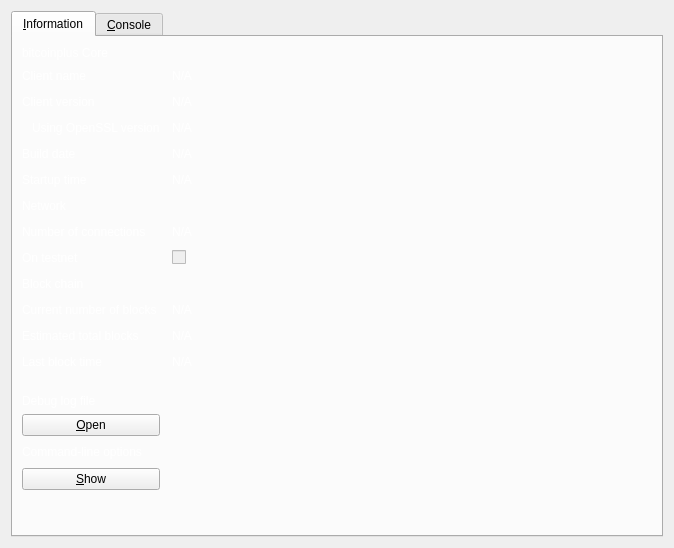
Old version of the form src/qt/forms/rpcconsole.ui in the repository stubma/xbcwalletsource.
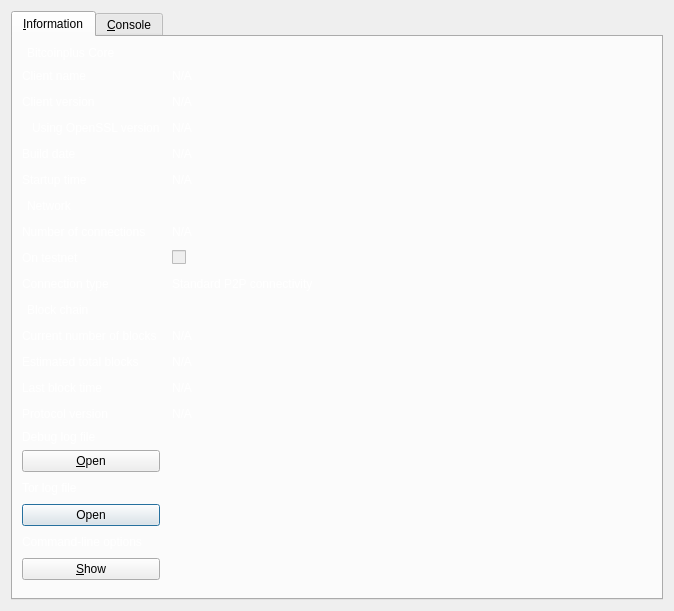
New version of the form. Icons and pictures are not drawn.

Commit message: RPC console UI

```diff
--- a/src/qt/forms/rpcconsole.ui
+++ b/src/qt/forms/rpcconsole.ui
@@ -7,7 +7,7 @@
     <x>0</x>
     <y>0</y>
     <width>674</width>
-    <height>548</height>
+    <height>611</height>
    </rect>
   </property>
   <property name="windowTitle">
@@ -34,14 +34,27 @@
        <property name="horizontalSpacing">
         <number>12</number>
        </property>
-       <item row="12" column="0">
+       <item row="14" column="2">
+        <spacer name="horizontalSpacer_18">
+         <property name="orientation">
+          <enum>Qt::Horizontal</enum>
+         </property>
+         <property name="sizeHint" stdset="0">
+          <size>
+           <width>40</width>
+           <height>20</height>
+          </size>
+         </property>
+        </spacer>
+       </item>
+       <item row="13" column="0">
         <widget class="QLabel" name="label_2">
          <property name="text">
           <string>Last block time</string>
          </property>
         </widget>
        </item>
-       <item row="9" column="0">
+       <item row="10" column="0">
         <widget class="QLabel" name="label_10">
          <property name="font">
           <font>
@@ -52,6 +65,16 @@
          <property name="text">
           <string>Block chain</string>
          </property>
+         <property name="indent">
+          <number>5</number>
+         </property>
+        </widget>
+       </item>
+       <item row="19" column="0">
+        <widget class="QPushButton" name="openTorLogfileButton">
+         <property name="text">
+          <string>Open</string>
+         </property>
         </widget>
        </item>
        <item row="8" column="1">
@@ -64,7 +87,7 @@
          </property>
         </widget>
        </item>
-       <item row="11" column="1">
+       <item row="12" column="1">
         <widget class="QLabel" name="totalBlocks">
          <property name="cursor">
           <cursorShape>IBeamCursor</cursorShape>
@@ -80,13 +103,42 @@
          </property>
         </widget>
        </item>
-       <item row="10" column="0">
+       <item row="11" column="0">
         <widget class="QLabel" name="label_3">
          <property name="text">
           <string>Current number of blocks</string>
          </property>
         </widget>
        </item>
+       <item row="2" column="2">
+        <spacer name="horizontalSpacer_3">
+         <property name="orientation">
+          <enum>Qt::Horizontal</enum>
+         </property>
+         <property name="sizeHint" stdset="0">
+          <size>
+           <width>40</width>
+           <height>20</height>
+          </size>
+         </property>
+        </spacer>
+       </item>
+       <item row="11" column="1">
+        <widget class="QLabel" name="numberOfBlocks">
+         <property name="cursor">
+          <cursorShape>IBeamCursor</cursorShape>
+         </property>
+         <property name="text">
+          <string>N/A</string>
+         </property>
+         <property name="textFormat">
+          <enum>Qt::PlainText</enum>
+         </property>
+         <property name="textInteractionFlags">
+          <set>Qt::LinksAccessibleByMouse|Qt::TextSelectableByKeyboard|Qt::TextSelectableByMouse</set>
+         </property>
+        </widget>
+       </item>
        <item row="7" column="1">
         <widget class="QLabel" name="numberOfConnections">
          <property name="cursor">
@@ -110,21 +162,31 @@
          </property>
         </widget>
        </item>
-       <item row="10" column="1">
-        <widget class="QLabel" name="numberOfBlocks">
-         <property name="cursor">
-          <cursorShape>IBeamCursor</cursorShape>
+       <item row="3" column="2">
+        <spacer name="horizontalSpacer_4">
+         <property name="orientation">
+          <enum>Qt::Horizontal</enum>
          </property>
-         <property name="text">
-          <string>N/A</string>
+         <property name="sizeHint" stdset="0">
+          <size>
+           <width>40</width>
+           <height>20</height>
+          </size>
          </property>
-         <property name="textFormat">
-          <enum>Qt::PlainText</enum>
+        </spacer>
+       </item>
+       <item row="1" column="2">
+        <spacer name="horizontalSpacer_2">
+         <property name="orientation">
+          <enum>Qt::Horizontal</enum>
          </property>
-         <property name="textInteractionFlags">
-          <set>Qt::LinksAccessibleByMouse|Qt::TextSelectableByKeyboard|Qt::TextSelectableByMouse</set>
+         <property name="sizeHint" stdset="0">
+          <size>
+           <width>40</width>
+           <height>20</height>
+          </size>
          </property>
-        </widget>
+        </spacer>
        </item>
        <item row="8" column="0">
         <widget class="QLabel" name="label_8">
@@ -133,72 +195,6 @@
          </property>
         </widget>
        </item>
-       <item row="11" column="0">
-        <widget class="QLabel" name="label_4">
-         <property name="text">
-          <string>Estimated total blocks</string>
-         </property>
-        </widget>
-       </item>
-       <item row="4" column="2">
-        <spacer name="horizontalSpacer">
-         <property name="orientation">
-          <enum>Qt::Horizontal</enum>
-         </property>
-         <property name="sizeHint" stdset="0">
-          <size>
-           <width>40</width>
-           <height>20</height>
-          </size>
-         </property>
-        </spacer>
-       </item>
-       <item row="1" column="2">
-        <spacer name="horizontalSpacer_2">
-         <property name="orientation">
-          <enum>Qt::Horizontal</enum>
-         </property>
-         <property name="sizeHint" stdset="0">
-          <size>
-           <width>40</width>
-           <height>20</height>
-          </size>
-         </property>
-        </spacer>
-       </item>
-       <item row="2" column="2">
-        <spacer name="horizontalSpacer_3">
-         <property name="orientation">
-          <enum>Qt::Horizontal</enum>
-         </property>
-         <property name="sizeHint" stdset="0">
-          <size>
-           <width>40</width>
-           <height>20</height>
-          </size>
-         </property>
-        </spacer>
-       </item>
-       <item row="3" column="2">
-        <spacer name="horizontalSpacer_4">
-         <property name="orientation">
-          <enum>Qt::Horizontal</enum>
-         </property>
-         <property name="sizeHint" stdset="0">
-          <size>
-           <width>40</width>
-           <height>20</height>
-          </size>
-         </property>
-        </spacer>
-       </item>
-       <item row="4" column="0">
-        <widget class="QLabel" name="label_12">
-         <property name="text">
-          <string>Build date</string>
-         </property>
-        </widget>
-       </item>
        <item row="3" column="1">
         <widget class="QLabel" name="openSSLVersion">
          <property name="cursor">
@@ -215,6 +211,13 @@
          </property>
         </widget>
        </item>
+       <item row="12" column="0">
+        <widget class="QLabel" name="label_4">
+         <property name="text">
+          <string>Estimated total blocks</string>
+         </property>
+        </widget>
+       </item>
        <item row="0" column="0">
         <widget class="QLabel" name="label_9">
          <property name="font">
@@ -224,10 +227,26 @@
           </font>
          </property>
          <property name="text">
-          <string>bitcoinplus Core</string>
+          <string>Bitcoinplus Core</string>
+         </property>
+         <property name="indent">
+          <number>5</number>
          </property>
         </widget>
        </item>
+       <item row="4" column="2">
+        <spacer name="horizontalSpacer">
+         <property name="orientation">
+          <enum>Qt::Horizontal</enum>
+         </property>
+         <property name="sizeHint" stdset="0">
+          <size>
+           <width>40</width>
+           <height>20</height>
+          </size>
+         </property>
+        </spacer>
+       </item>
        <item row="2" column="0">
         <widget class="QLabel" name="label_6">
          <property name="text">
@@ -235,10 +254,10 @@
          </property>
         </widget>
        </item>
-       <item row="1" column="0">
-        <widget class="QLabel" name="label_5">
+       <item row="4" column="0">
+        <widget class="QLabel" name="label_12">
          <property name="text">
-          <string>Client name</string>
+          <string>Build date</string>
          </property>
         </widget>
        </item>
@@ -252,19 +271,10 @@
          </property>
         </widget>
        </item>
-       <item row="2" column="1">
-        <widget class="QLabel" name="clientVersion">
-         <property name="cursor">
-          <cursorShape>IBeamCursor</cursorShape>
-         </property>
+       <item row="1" column="0">
+        <widget class="QLabel" name="label_5">
          <property name="text">
-          <string>N/A</string>
-         </property>
-         <property name="textFormat">
-          <enum>Qt::PlainText</enum>
-         </property>
-         <property name="textInteractionFlags">
-          <set>Qt::LinksAccessibleByMouse|Qt::TextSelectableByKeyboard|Qt::TextSelectableByMouse</set>
+          <string>Client name</string>
          </property>
         </widget>
        </item>
@@ -284,22 +294,6 @@
          </property>
         </widget>
        </item>
-       <item row="4" column="1">
-        <widget class="QLabel" name="buildDate">
-         <property name="cursor">
-          <cursorShape>IBeamCursor</cursorShape>
-         </property>
-         <property name="text">
-          <string>N/A</string>
-         </property>
-         <property name="textFormat">
-          <enum>Qt::PlainText</enum>
-         </property>
-         <property name="textInteractionFlags">
-          <set>Qt::LinksAccessibleByMouse|Qt::TextSelectableByKeyboard|Qt::TextSelectableByMouse</set>
-         </property>
-        </widget>
-       </item>
        <item row="5" column="0">
         <widget class="QLabel" name="label_13">
          <property name="text">
@@ -307,8 +301,24 @@
          </property>
         </widget>
        </item>
-       <item row="5" column="1">
-        <widget class="QLabel" name="startupTime">
+       <item row="4" column="1">
+        <widget class="QLabel" name="buildDate">
+         <property name="cursor">
+          <cursorShape>IBeamCursor</cursorShape>
+         </property>
+         <property name="text">
+          <string>N/A</string>
+         </property>
+         <property name="textFormat">
+          <enum>Qt::PlainText</enum>
+         </property>
+         <property name="textInteractionFlags">
+          <set>Qt::LinksAccessibleByMouse|Qt::TextSelectableByKeyboard|Qt::TextSelectableByMouse</set>
+         </property>
+        </widget>
+       </item>
+       <item row="2" column="1">
+        <widget class="QLabel" name="clientVersion">
          <property name="cursor">
           <cursorShape>IBeamCursor</cursorShape>
          </property>
@@ -334,6 +344,9 @@
          <property name="text">
           <string>Network</string>
          </property>
+         <property name="indent">
+          <number>5</number>
+         </property>
         </widget>
        </item>
        <item row="6" column="2">
@@ -349,6 +362,77 @@
          </property>
         </spacer>
        </item>
+       <item row="5" column="1">
+        <widget class="QLabel" name="startupTime">
+         <property name="cursor">
+          <cursorShape>IBeamCursor</cursorShape>
+         </property>
+         <property name="text">
+          <string>N/A</string>
+         </property>
+         <property name="textFormat">
+          <enum>Qt::PlainText</enum>
+         </property>
+         <property name="textInteractionFlags">
+          <set>Qt::LinksAccessibleByMouse|Qt::TextSelectableByKeyboard|Qt::TextSelectableByMouse</set>
+         </property>
+        </widget>
+       </item>
+       <item row="19" column="2">
+        <spacer name="horizontalSpacer_16">
+         <property name="orientation">
+          <enum>Qt::Horizontal</enum>
+         </property>
+         <property name="sizeHint" stdset="0">
+          <size>
+           <width>40</width>
+           <height>20</height>
+          </size>
+         </property>
+        </spacer>
+       </item>
+       <item row="15" column="0">
+        <spacer name="verticalSpacer_2">
+         <property name="orientation">
+          <enum>Qt::Vertical</enum>
+         </property>
+         <property name="sizeHint" stdset="0">
+          <size>
+           <width>20</width>
+           <height>20</height>
+          </size>
+         </property>
+        </spacer>
+       </item>
+       <item row="13" column="1">
+        <widget class="QLabel" name="lastBlockTime">
+         <property name="cursor">
+          <cursorShape>IBeamCursor</cursorShape>
+         </property>
+         <property name="text">
+          <string>N/A</string>
+         </property>
+         <property name="textFormat">
+          <enum>Qt::PlainText</enum>
+         </property>
+         <property name="textInteractionFlags">
+          <set>Qt::LinksAccessibleByMouse|Qt::TextSelectableByKeyboard|Qt::TextSelectableByMouse</set>
+         </property>
+        </widget>
+       </item>
+       <item row="18" column="0">
+        <widget class="QLabel" name="labelOpenTorLog">
+         <property name="font">
+          <font>
+           <weight>50</weight>
+           <bold>false</bold>
+          </font>
+         </property>
+         <property name="text">
+          <string>Tor log file</string>
+         </property>
+        </widget>
+       </item>
        <item row="5" column="2">
         <spacer name="horizontalSpacer_5">
          <property name="orientation">
@@ -362,36 +446,7 @@
          </property>
         </spacer>
        </item>
-       <item row="12" column="1">
-        <widget class="QLabel" name="lastBlockTime">
-         <property name="cursor">
-          <cursorShape>IBeamCursor</cursorShape>
-         </property>
-         <property name="text">
-          <string>N/A</string>
-         </property>
-         <property name="textFormat">
-          <enum>Qt::PlainText</enum>
-         </property>
-         <property name="textInteractionFlags">
-          <set>Qt::LinksAccessibleByMouse|Qt::TextSelectableByKeyboard|Qt::TextSelectableByMouse</set>
-         </property>
-        </widget>
-       </item>
-       <item row="13" column="0">
-        <spacer name="verticalSpacer_2">
-         <property name="orientation">
-          <enum>Qt::Vertical</enum>
-         </property>
-         <property name="sizeHint" stdset="0">
-          <size>
-           <width>20</width>
-           <height>20</height>
-          </size>
-         </property>
-        </spacer>
-       </item>
-       <item row="14" column="0">
+       <item row="16" column="0">
         <widget class="QLabel" name="labelDebugLogfile">
          <property name="font">
           <font>
@@ -404,33 +459,33 @@
          </property>
         </widget>
        </item>
-       <item row="15" column="0">
-        <widget class="QPushButton" name="openDebugLogfileButton">
-         <property name="toolTip">
-          <string>Open the bitcoinplus debug log file from the current data directory. This can take a few seconds for large log files.</string>
+       <item row="13" column="2">
+        <spacer name="horizontalSpacer_12">
+         <property name="orientation">
+          <enum>Qt::Horizontal</enum>
          </property>
-         <property name="text">
-          <string>&amp;Open</string>
+         <property name="sizeHint" stdset="0">
+          <size>
+           <width>40</width>
+           <height>20</height>
+          </size>
          </property>
-         <property name="autoDefault">
-          <bool>false</bool>
-         </property>
-        </widget>
+        </spacer>
        </item>
-       <item row="16" column="0">
-        <widget class="QLabel" name="labelCLOptions">
-         <property name="font">
-          <font>
-           <weight>50</weight>
-           <bold>false</bold>
-          </font>
+       <item row="17" column="2">
+        <spacer name="horizontalSpacer_13">
+         <property name="orientation">
+          <enum>Qt::Horizontal</enum>
          </property>
-         <property name="text">
-          <string>Command-line options</string>
+         <property name="sizeHint" stdset="0">
+          <size>
+           <width>40</width>
+           <height>20</height>
+          </size>
          </property>
-        </widget>
+        </spacer>
        </item>
-       <item row="17" column="0">
+       <item row="21" column="0">
         <widget class="QPushButton" name="showCLOptionsButton">
          <property name="toolTip">
           <string>Show the bitcoinplus-Qt help message to get a list with possible bitcoinplus command-line options.</string>
@@ -443,7 +498,20 @@
          </property>
         </widget>
        </item>
-       <item row="18" column="0">
+       <item row="17" column="0">
+        <widget class="QPushButton" name="openDebugLogfileButton">
+         <property name="toolTip">
+          <string>Open the bitcoinplus debug log file from the current data directory. This can take a few seconds for large log files.</string>
+         </property>
+         <property name="text">
+          <string>&amp;Open</string>
+         </property>
+         <property name="autoDefault">
+          <bool>false</bool>
+         </property>
+        </widget>
+       </item>
+       <item row="22" column="0">
         <spacer name="verticalSpacer">
          <property name="orientation">
           <enum>Qt::Vertical</enum>
@@ -456,8 +524,8 @@
          </property>
         </spacer>
        </item>
-       <item row="8" column="2">
-        <spacer name="horizontalSpacer_8">
+       <item row="12" column="2">
+        <spacer name="horizontalSpacer_11">
          <property name="orientation">
           <enum>Qt::Horizontal</enum>
          </property>
@@ -482,8 +550,21 @@
          </property>
         </spacer>
        </item>
-       <item row="9" column="2">
-        <spacer name="horizontalSpacer_9">
+       <item row="20" column="2">
+        <spacer name="horizontalSpacer_17">
+         <property name="orientation">
+          <enum>Qt::Horizontal</enum>
+         </property>
+         <property name="sizeHint" stdset="0">
+          <size>
+           <width>40</width>
+           <height>20</height>
+          </size>
+         </property>
+        </spacer>
+       </item>
+       <item row="8" column="2">
+        <spacer name="horizontalSpacer_8">
          <property name="orientation">
           <enum>Qt::Horizontal</enum>
          </property>
@@ -496,7 +577,7 @@
         </spacer>
        </item>
        <item row="10" column="2">
-        <spacer name="horizontalSpacer_10">
+        <spacer name="horizontalSpacer_9">
          <property name="orientation">
           <enum>Qt::Horizontal</enum>
          </property>
@@ -509,7 +590,7 @@
         </spacer>
        </item>
        <item row="11" column="2">
-        <spacer name="horizontalSpacer_11">
+        <spacer name="horizontalSpacer_10">
          <property name="orientation">
           <enum>Qt::Horizontal</enum>
          </property>
@@ -521,46 +602,7 @@
          </property>
         </spacer>
        </item>
-       <item row="12" column="2">
-        <spacer name="horizontalSpacer_12">
-         <property name="orientation">
-          <enum>Qt::Horizontal</enum>
-         </property>
-         <property name="sizeHint" stdset="0">
-          <size>
-           <width>40</width>
-           <height>20</height>
-          </size>
-         </property>
-        </spacer>
-       </item>
-       <item row="15" column="2">
-        <spacer name="horizontalSpacer_13">
-         <property name="orientation">
-          <enum>Qt::Horizontal</enum>
-         </property>
-         <property name="sizeHint" stdset="0">
-          <size>
-           <width>40</width>
-           <height>20</height>
-          </size>
-         </property>
-        </spacer>
-       </item>
-       <item row="16" column="2">
-        <spacer name="horizontalSpacer_14">
-         <property name="orientation">
-          <enum>Qt::Horizontal</enum>
-         </property>
-         <property name="sizeHint" stdset="0">
-          <size>
-           <width>40</width>
-           <height>20</height>
-          </size>
-         </property>
-        </spacer>
-       </item>
-       <item row="17" column="2">
+       <item row="21" column="2">
         <spacer name="horizontalSpacer_15">
          <property name="orientation">
           <enum>Qt::Horizontal</enum>
@@ -573,7 +615,7 @@
          </property>
         </spacer>
        </item>
-       <item row="15" column="3" rowspan="3">
+       <item row="17" column="3" rowspan="5">
         <widget class="QLabel" name="label_15">
          <property name="text">
           <string/>
@@ -586,6 +628,67 @@
          </property>
         </widget>
        </item>
+       <item row="20" column="0">
+        <widget class="QLabel" name="labelCLOptions">
+         <property name="text">
+          <string>Command-line options</string>
+         </property>
+        </widget>
+       </item>
+       <item row="18" column="2">
+        <spacer name="horizontalSpacer_14">
+         <property name="orientation">
+          <enum>Qt::Horizontal</enum>
+         </property>
+         <property name="sizeHint" stdset="0">
+          <size>
+           <width>40</width>
+           <height>20</height>
+          </size>
+         </property>
+        </spacer>
+       </item>
+       <item row="14" column="0">
+        <widget class="QLabel" name="lbl_protocol_version">
+         <property name="text">
+          <string>Protocol version</string>
+         </property>
+        </widget>
+       </item>
+       <item row="14" column="1">
+        <widget class="QLabel" name="protocol_version">
+         <property name="text">
+          <string>N/A</string>
+         </property>
+        </widget>
+       </item>
+       <item row="9" column="0">
+        <widget class="QLabel" name="label_16">
+         <property name="text">
+          <string>Connection type</string>
+         </property>
+        </widget>
+       </item>
+       <item row="9" column="2">
+        <spacer name="horizontalSpacer_19">
+         <property name="orientation">
+          <enum>Qt::Horizontal</enum>
+         </property>
+         <property name="sizeHint" stdset="0">
+          <size>
+           <width>40</width>
+           <height>20</height>
+          </size>
+         </property>
+        </spacer>
+       </item>
+       <item row="9" column="1">
+        <widget class="QLabel" name="isTorProxy">
+         <property name="text">
+          <string>Standard P2P connectivity</string>
+         </property>
+        </widget>
+       </item>
       </layout>
      </widget>
      <widget class="QWidget" name="tab_console">
```
The commit also changes 2 other files.
